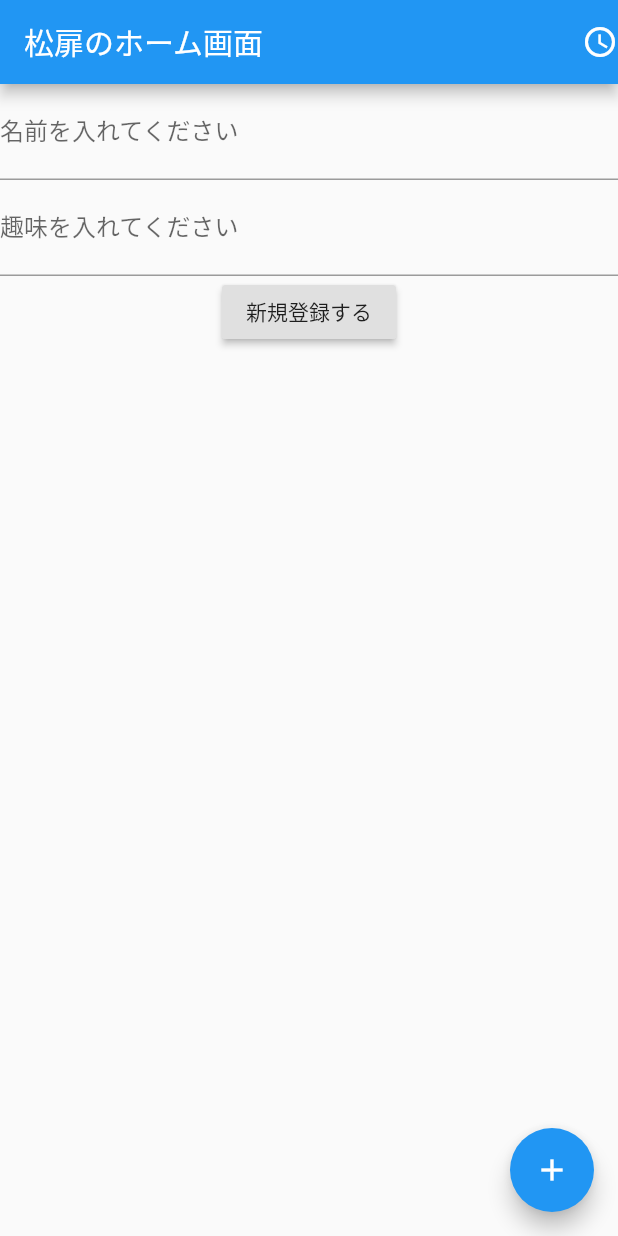
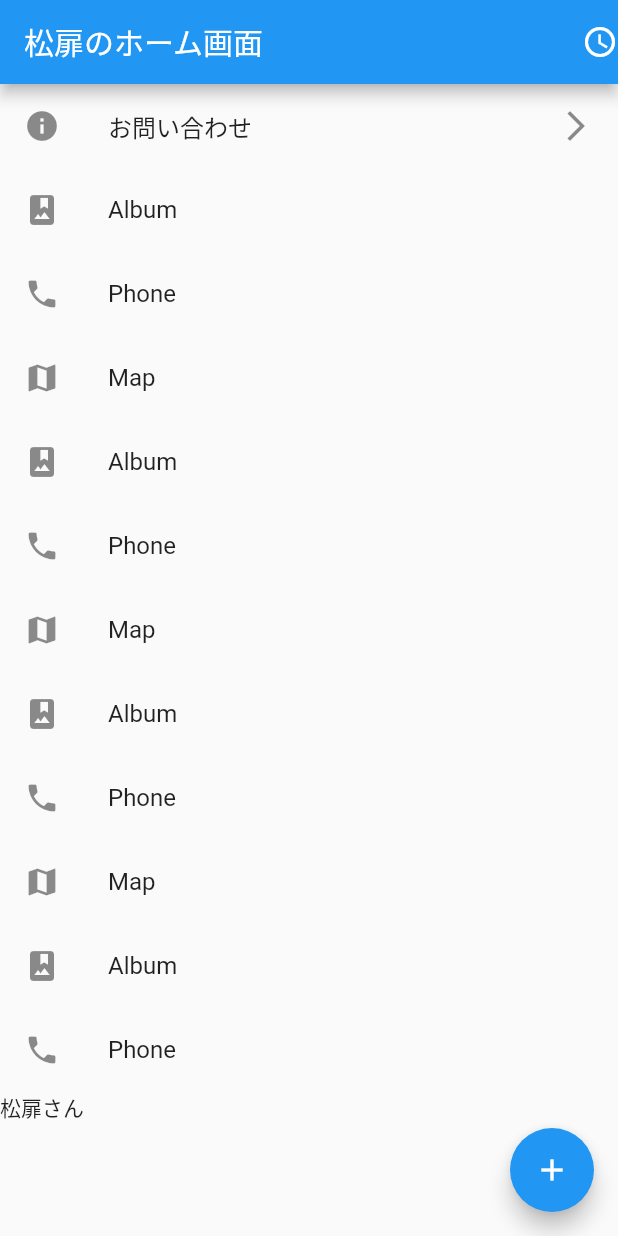
Before and after one commit to tomohiroshouhi/flutter_school, a Flutter app: the screen it shows after launch, on a phone screen of 412 x 824 dp. Run offline on Flutter 3.47's test engine with Material 2 defaults, Android fonts, the phone set to English and light mode, and no system bars.

Commit message:
Step1
ListView

```diff
--- a/lib/main.dart
+++ b/lib/main.dart
@@ -56,63 +56,69 @@ class _MyHomePageState extends State<MyHomePage> {
       ),
       body: Container(
         width: double.infinity,
-        child: Column(
+        child: ListView(
           children: <Widget>[
-            //Image.network('https://pbs.twimg.com/profile_images/1228580158124122112/8-4y_x2k_400x400.jpg'),
-            //Image.asset('images/test_img1.jpg'),
-            TextFormField(
-              validator: (value) {
-                if (value.isEmpty) {
-                  return 'Please enter some text';
-                }
-                return null;
-              },
-              decoration: InputDecoration(
-                  labelText: '名前を入れてください',
-                hintText: '田中太郎',
-              ),
-              onChanged: (text) {
-                UserData.name = text;
+            ListTile(
+              leading: Icon(Icons.info),
+              title: Text('お問い合わせ'),
+              trailing: Icon(Icons.arrow_forward_ios),
+              onTap: () {
+                // ToDo:画面遷移
+                Navigator.push(
+                  context,
+                  MaterialPageRoute(
+                    builder: (context) => NextPage('松扉さん'),
+                  ),
+                );
               },
             ),
-            TextField(
-              controller: myController,
-              focusNode: myFocusNode,
-              decoration: InputDecoration(
-                labelText: '趣味を入れてください',
-                hintText: '釣り',
-              ),
-              onChanged: (text) {
-                UserData.syumi = text;
-              },
+            ListTile(
+              leading: Icon(Icons.photo_album),
+              title: Text('Album'),
             ),
-            RaisedButton(
-              child:Text('新規登録する'),
-              onPressed: () async {
-                showDialog(
-                    context: context,
-                  builder: (context) {
-                      return AlertDialog(
-                        content: Text(myController.text),
-                      );
-                  }
-                );
-                //ここに押したら反応するイベントを書く
-                // TODO:ここにフォーカスイベントをかく。
-                //myFocusNode.requestFocus();
-//                // TODO:画面遷移のイベントをかく
-//                final result = await Navigator.push(
-//                  context,
-//                  MaterialPageRoute(
-//                      builder: (context) => NextPage('日本晴')
-//                  ),
-//                );
-                //NextMessage = NextMessage + result;
-                //print(result);
-              },
+            ListTile(
+              leading: Icon(Icons.phone),
+              title: Text('Phone'),
             ),
+            ListTile(
+              leading: Icon(Icons.map),
+              title: Text('Map'),
+            ),
+            ListTile(
+              leading: Icon(Icons.photo_album),
+              title: Text('Album'),
+            ),
+            ListTile(
+              leading: Icon(Icons.phone),
+              title: Text('Phone'),
+            ),
+            ListTile(
+              leading: Icon(Icons.map),
+              title: Text('Map'),
+            ),
+            ListTile(
+              leading: Icon(Icons.photo_album),
+              title: Text('Album'),
+            ),
+            ListTile(
+              leading: Icon(Icons.phone),
+              title: Text('Phone'),
+            ),
+            ListTile(
+              leading: Icon(Icons.map),
+              title: Text('Map'),
+            ),
+            ListTile(
+              leading: Icon(Icons.photo_album),
+              title: Text('Album'),
+            ),
+            ListTile(
+              leading: Icon(Icons.phone),
+              title: Text('Phone'),
+            ),
+            Text('松扉さん'),
           ],
-        ),
+        )
       ),
       floatingActionButton: FloatingActionButton(
         onPressed: _incrementCounter,
```
